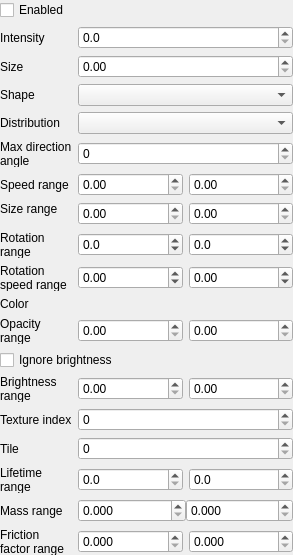
Old version of the form applications/ParticlesEditor/src/PropertiesWidget/EmitterWidget.ui in the repository AluminiumRat/mtt.
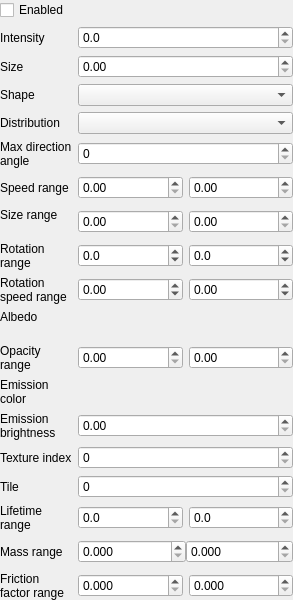
New version of the form.

```diff
--- a/applications/ParticlesEditor/src/PropertiesWidget/EmitterWidget.ui
+++ b/applications/ParticlesEditor/src/PropertiesWidget/EmitterWidget.ui
@@ -7,7 +7,7 @@
     <x>0</x>
     <y>0</y>
     <width>293</width>
-    <height>555</height>
+    <height>600</height>
    </rect>
   </property>
   <property name="windowTitle">
@@ -474,7 +474,7 @@
         </sizepolicy>
        </property>
        <property name="text">
-        <string>Color</string>
+        <string>Albedo</string>
        </property>
        <property name="alignment">
         <set>Qt::AlignLeading|Qt::AlignLeft|Qt::AlignTop</set>
@@ -575,11 +575,48 @@
     </layout>
    </item>
    <item>
-    <widget class="QCheckBox" name="ignoreBrightnessCheck">
-     <property name="text">
-      <string>Ignore brightness</string>
-     </property>
-    </widget>
+    <layout class="QHBoxLayout" name="emissionColorMainLayout">
+     <item>
+      <widget class="QLabel" name="emissionColorLabel">
+       <property name="sizePolicy">
+        <sizepolicy hsizetype="Preferred" vsizetype="Preferred">
+         <horstretch>1</horstretch>
+         <verstretch>0</verstretch>
+        </sizepolicy>
+       </property>
+       <property name="text">
+        <string>Emission color</string>
+       </property>
+       <property name="wordWrap">
+        <bool>true</bool>
+       </property>
+      </widget>
+     </item>
+     <item>
+      <widget class="QWidget" name="emisssionColorWidget" native="true">
+       <property name="sizePolicy">
+        <sizepolicy hsizetype="Preferred" vsizetype="Preferred">
+         <horstretch>3</horstretch>
+         <verstretch>0</verstretch>
+        </sizepolicy>
+       </property>
+       <layout class="QVBoxLayout" name="emissionColorLayout">
+        <property name="leftMargin">
+         <number>0</number>
+        </property>
+        <property name="topMargin">
+         <number>0</number>
+        </property>
+        <property name="rightMargin">
+         <number>0</number>
+        </property>
+        <property name="bottomMargin">
+         <number>0</number>
+        </property>
+       </layout>
+      </widget>
+     </item>
+    </layout>
    </item>
    <item>
     <layout class="QHBoxLayout" name="brightnessRangeLayout">
@@ -592,7 +629,7 @@
         </sizepolicy>
        </property>
        <property name="text">
-        <string>Brightness range</string>
+        <string>Emission brightness</string>
        </property>
        <property name="wordWrap">
         <bool>true</bool>
@@ -621,17 +658,7 @@
          <number>0</number>
         </property>
         <item>
-         <widget class="QDoubleSpinBox" name="minBrightnessSpin">
-          <property name="maximum">
-           <double>999.000000000000000</double>
-          </property>
-          <property name="singleStep">
-           <double>0.100000000000000</double>
-          </property>
-         </widget>
-        </item>
-        <item>
-         <widget class="QDoubleSpinBox" name="maxBrightnessSpin">
+         <widget class="QDoubleSpinBox" name="emissionBrightnessSpin">
           <property name="maximum">
            <double>999.000000000000000</double>
           </property>
```
Left out of the diff: 12 changed lines with no effect on the pictures.
